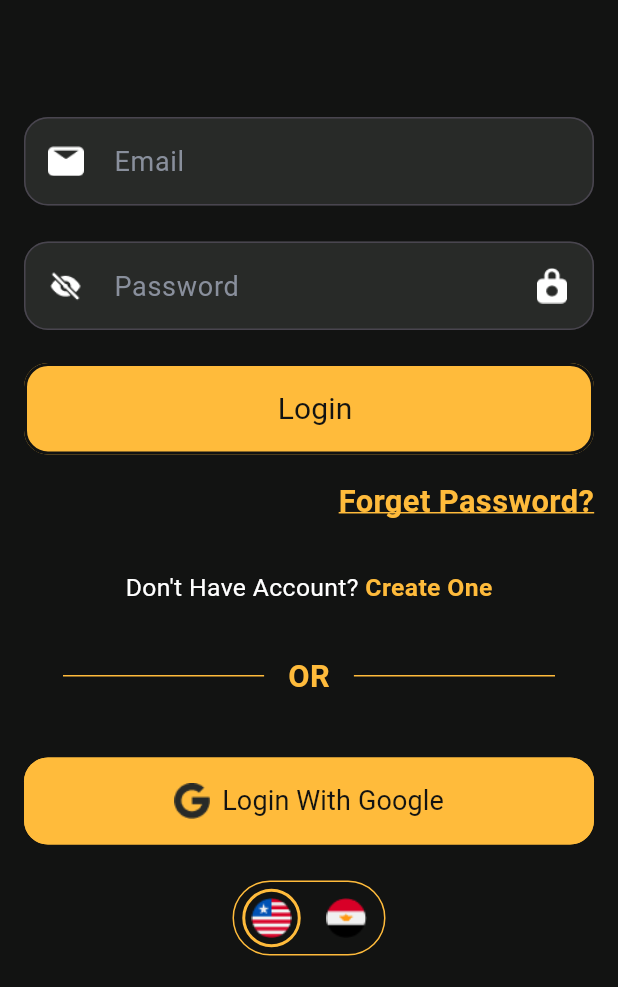
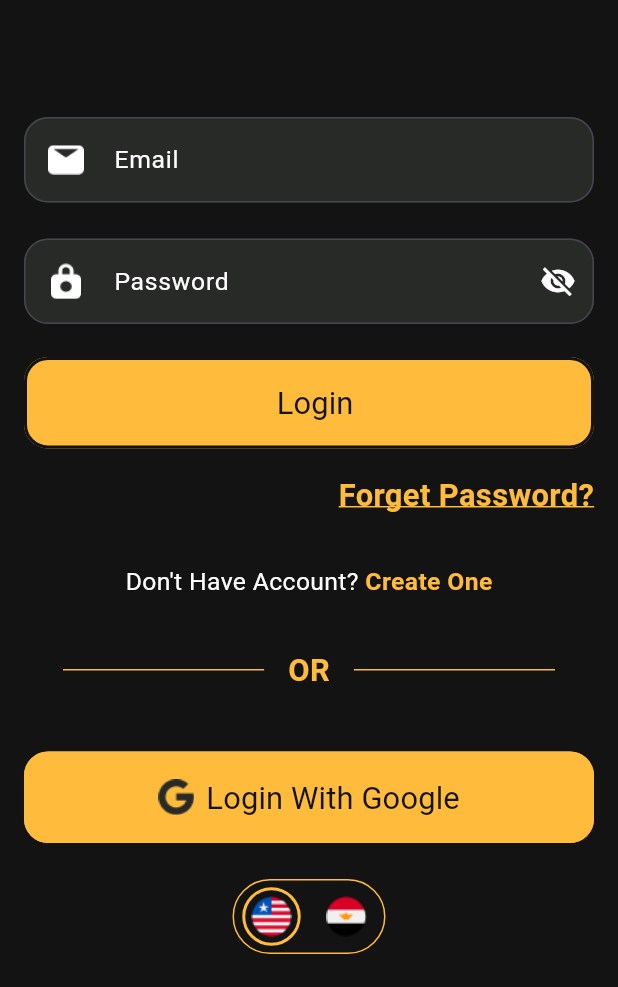
Before and after one commit to Amin11511/movie, a Flutter app: the Login screen opened directly, on a phone screen of 412 x 824 dp, the part 249-1236 px from its top. Run offline on Flutter 3.47's test engine with Material 3 defaults, Android fonts, the phone set to English and light mode, and no system bars; our stand-ins replace carousel_slider, dio, flutter_bloc, shared_preferences; accounts and stored records are empty; network calls fail.

Commit message:
Update all screens and validations

```diff
--- a/lib/screens/auth/login/login.dart
+++ b/lib/screens/auth/login/login.dart
@@ -22,6 +22,7 @@ class _LoginState extends State<Login> {
   final AuthService authService = AuthService();
 
   bool isLoading = false;
+  bool _obscurePassword = true;
 
   Future<void> handleLogin() async {
     setState(() => isLoading = true);
@@ -62,17 +63,34 @@ class _LoginState extends State<Login> {
               padding: const EdgeInsets.all(16.0),
               child: Column(
                 children: [
+                  //Email Text Form Field
                   AppTextFormField(
                     prefixIcon: AppAssets.emailIc,
                     type: "Email",
                     controller: emailController,
                   ),
-                  AppTextFormField(
-                    type: "Password",
-                    prefixIcon: AppAssets.passPostIc,
-                    suffixIcon: AppAssets.passIc,
-                    controller: passwordController,
-                    obscureText: true,
+                  //Password Text Form Field
+                  Stack(
+                    alignment: Alignment.centerRight,
+                    children: [
+                      AppTextFormField(
+                        type: "Password",
+                        prefixIcon: AppAssets.passIc,
+                        controller: passwordController,
+                        obscureText: _obscurePassword,
+                      ),
+                      IconButton(
+                        icon: Icon(
+                          _obscurePassword ? Icons.visibility_off : Icons.visibility,
+                          color: _obscurePassword ? AppColor.white : AppColor.yellow,
+                        ),
+                        onPressed: () {
+                          setState(() {
+                            _obscurePassword = !_obscurePassword;
+                          });
+                        },
+                      ),
+                    ],
                   ),
                   const SizedBox(height: 10),
                   isLoading
--- a/lib/screens/home_screen/tabs/home_tab/home_tab.dart
+++ b/lib/screens/home_screen/tabs/home_tab/home_tab.dart
@@ -58,8 +58,7 @@ class HomeTab extends StatelessWidget {
                             ),
                           ],
                         ),
-
-                        // Carousel فوق الخلفية
+                        // Carousel
                         Align(
                           alignment: Alignment.center,
                           child: CarouselSlider(
@@ -129,15 +128,12 @@ class HomeTab extends StatelessWidget {
                       ],
                     ),
                   ),
-
                   const SizedBox(height: 20),
-
                   // ===== Sections by Genre =====
                   ...genres.map((genre) {
                     final genreMovies = movies
                         .where((movie) => movie.genres.contains(genre))
                         .toList();
-
                     return Column(
                       crossAxisAlignment: CrossAxisAlignment.start,
                       children: [
--- a/lib/widgets/app_elevation_bottom.dart
+++ b/lib/widgets/app_elevation_bottom.dart
@@ -41,7 +41,7 @@ class AppElevationBottom extends StatelessWidget {
             const SizedBox(width: 8),
             Text(
               type,
-              style: TextStyle(fontSize: 20, fontWeight: FontWeight.normal, color: textColor ?? AppColor.black),
+              style: TextStyle(fontSize: MediaQuery.of(context).size.width * 0.05, fontWeight: FontWeight.normal, color: textColor ?? AppColor.black),
             ),
           ],
         ),
--- a/lib/widgets/app_text_form_field.dart
+++ b/lib/widgets/app_text_form_field.dart
@@ -42,7 +42,7 @@ class AppTextFormField extends StatelessWidget {
           )
               : null,
           hintText: type,
-          hintStyle: TextStyle(color: Color(0xFF898F9C), fontSize: 18),
+          hintStyle: TextStyle(color: AppColor.white, fontSize: MediaQuery.of(context).size.width * 0.04),
           filled: true,
           fillColor: AppColor.grey,
           contentPadding: EdgeInsets.symmetric(vertical: 16, horizontal: 20),
@@ -55,7 +55,7 @@ class AppTextFormField extends StatelessWidget {
             borderSide: BorderSide(color: AppColor.yellow, width: 2),
           ),
         ),
-        style: TextStyle(fontSize: 16, fontWeight: FontWeight.normal, color: Colors.white,),
+        style: TextStyle(fontSize: MediaQuery.of(context).size.width * 0.04, fontWeight: FontWeight.normal, color: Colors.white,),
       ),
     );
   }
--- a/lib/widgets/google_elevation_bottom.dart
+++ b/lib/widgets/google_elevation_bottom.dart
@@ -36,7 +36,7 @@ class GoogleElevationBottom extends StatelessWidget {
             const SizedBox(width: 8),
             Text(
               type,
-              style: TextStyle(fontSize: 18, fontWeight: FontWeight.normal, color: textColor ?? Colors.white),
+              style: TextStyle(fontSize: MediaQuery.of(context).size.width * 0.05, fontWeight: FontWeight.normal, color: textColor ?? Colors.white),
             ),
           ],
         ),
--- a/lib/widgets/toggle.dart
+++ b/lib/widgets/toggle.dart
@@ -1,5 +1,4 @@
 import 'package:flutter/material.dart';
-
 import '../utilities/app_assets.dart';
 import '../utilities/app_colors.dart';
 
```
Also changed, not shown: lib/main.dart (+10 -1 lines), lib/screens/auth/register/register.dart (+61 -24 lines), lib/screens/home_screen/home.dart (+3 -40 lines), lib/screens/home_screen/tabs/browse_tab/browse_tab.dart (+11 -0 lines), lib/screens/home_screen/tabs/profile_tab/profile_tab.dart (+12 -1 lines), lib/screens/home_screen/tabs/search_tab/search_tab.dart (+15 -4 lines).
